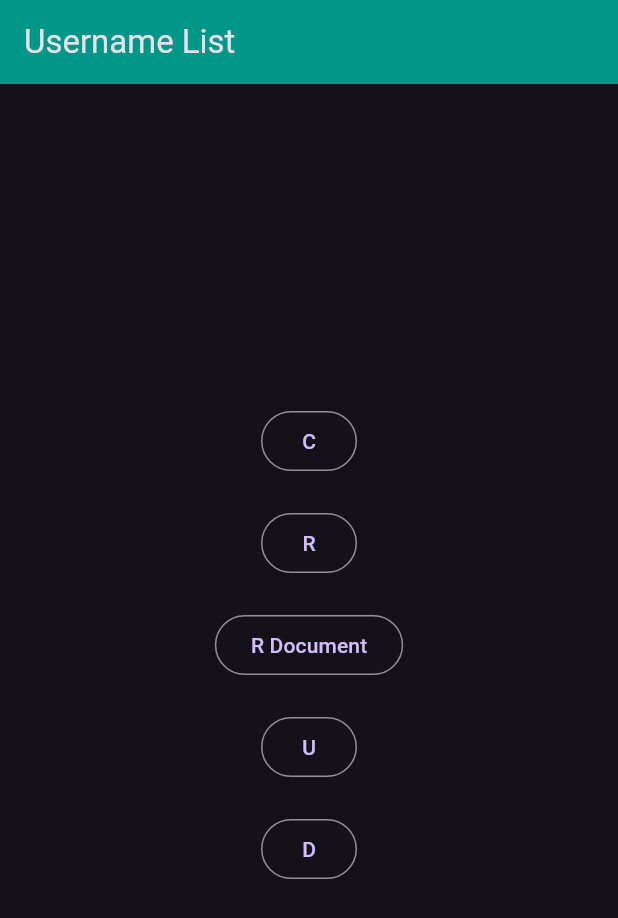
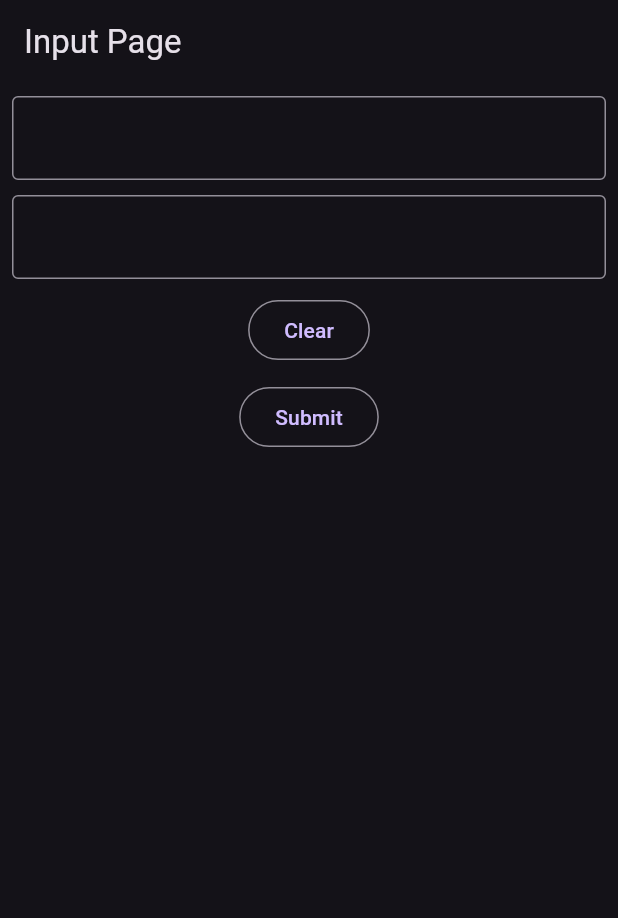
Before and after one commit to ciinamon/training, a Flutter app: the screen it shows after launch, on a phone screen of 412 x 824 dp. Shown: the top 918 px of the screen. Run offline on Flutter 3.47's test engine with Material 3 defaults, Android fonts, the phone set to English and light mode, and no system bars; our stand-ins replace cloud_firestore, firebase_core; accounts and stored records are empty.

Commit message:
input page

```diff
--- a/lib/app.dart
+++ b/lib/app.dart
@@ -1,5 +1,5 @@
 import 'package:flutter/material.dart';
-import 'package:training/home.dart';
+import 'package:training/input_page.dart';
 
 class MyApp extends StatelessWidget {
   const MyApp({super.key});
@@ -9,7 +9,7 @@ class MyApp extends StatelessWidget {
     return MaterialApp(
       title: 'Material App',
       theme: ThemeData(brightness: Brightness.dark),
-      home: const Home(),
+      home: const InputPage(),
     );
   }
 }
--- /dev/null
+++ b/lib/input_page.dart
@@ -0,0 +1,57 @@
+import 'package:flutter/material.dart';
+
+class InputPage extends StatefulWidget {
+  const InputPage({super.key});
+
+  @override
+  State<InputPage> createState() => _InputPageState();
+}
+
+class _InputPageState extends State<InputPage> {
+  final ctrl1 = TextEditingController();
+  final ctrl2 = TextEditingController();
+  @override
+  Widget build(BuildContext context) {
+    return Scaffold(
+        appBar: AppBar(
+          title: const Text('Input Page'),
+        ),
+        body: Padding(
+          padding: const EdgeInsets.all(8.0),
+          child: Column(
+            children: [
+              TextField(
+                controller: ctrl1,
+                decoration: const InputDecoration(border: OutlineInputBorder()),
+              ),
+              const SizedBox(height: 10),
+              TextField(
+                controller: ctrl2,
+                decoration: const InputDecoration(border: OutlineInputBorder()),
+              ),
+              const SizedBox(height: 10),
+              OutlinedButton(
+                onPressed: () {
+                  ctrl1.clear();
+                  ctrl2.clear();
+                },
+                child: const Text('Clear'),
+              ),
+              const SizedBox(height: 10),
+              OutlinedButton(
+                onPressed: () {
+                  var a = ctrl1.text;
+                  var b = int.parse(ctrl2.text);
+                  debugPrint(a);
+                  debugPrint(b.toString());
+                  debugPrint(a.runtimeType.toString());
+                  debugPrint(b.runtimeType.toString());
+                },
+                child: const Text('Submit'),
+              ),
+              const SizedBox(height: 10),
+            ],
+          ),
+        ));
+  }
+}
```
Also changed, not shown: lib/home.dart (+11 -0 lines).
